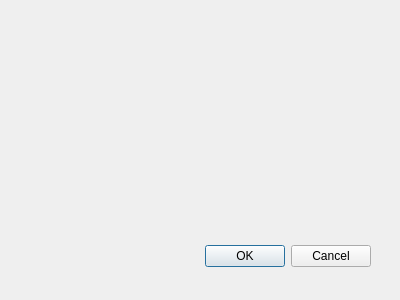
The window that dehazeimage/Ui_DeHazeImage.ui (marxt/dehaze-qgis-plugin) describes before a commit, drawn with Qt 5.
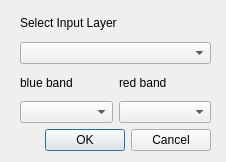
The same window after the commit.

Commit message: mean statistic, modified dialog now working

Patch:
```diff
--- a/dehazeimage/Ui_DeHazeImage.ui
+++ b/dehazeimage/Ui_DeHazeImage.ui
@@ -1,32 +1,84 @@
 <ui version="4.0" >
  <class>DeHazeImage</class>
- <widget class="QDialog" name="DeHazeImage" >
-  <property name="geometry" >
+ <widget class="QDialog" name="DeHazeImage">
+  <property name="geometry">
    <rect>
     <x>0</x>
     <y>0</y>
-    <width>400</width>
-    <height>300</height>
+    <width>226</width>
+    <height>162</height>
    </rect>
   </property>
   <property name="windowTitle" >
    <string>DeHazeImage</string>
   </property>
-  <widget class="QDialogButtonBox" name="buttonBox" >
-   <property name="geometry" >
+  <widget class="QWidget" name="">
+   <property name="geometry">
     <rect>
-     <x>30</x>
-     <y>240</y>
-     <width>341</width>
-     <height>32</height>
+     <x>20</x>
+     <y>10</y>
+     <width>191</width>
+     <height>141</height>
     </rect>
    </property>
-   <property name="orientation" >
-    <enum>Qt::Horizontal</enum>
-   </property>
-   <property name="standardButtons" >
-    <set>QDialogButtonBox::Cancel|QDialogButtonBox::Ok</set>
-   </property>
+   <layout class="QVBoxLayout" name="verticalLayout_4">
+    <item>
+     <layout class="QVBoxLayout" name="verticalLayout_3">
+      <item>
+       <widget class="QLabel" name="layerLabel">
+        <property name="text">
+         <string>Select Input Layer</string>
+        </property>
+       </widget>
+      </item>
+      <item>
+       <widget class="QComboBox" name="layerComboBox"/>
+      </item>
+     </layout>
+    </item>
+    <item>
+     <layout class="QHBoxLayout" name="horizontalLayout">
+      <item>
+       <layout class="QVBoxLayout" name="verticalLayout">
+        <item>
+         <widget class="QLabel" name="labelBlueBand">
+          <property name="text">
+           <string>blue band</string>
+          </property>
+         </widget>
+        </item>
+        <item>
+         <widget class="QComboBox" name="blueComboBox"/>
+        </item>
+       </layout>
+      </item>
+      <item>
+       <layout class="QVBoxLayout" name="verticalLayout_2">
+        <item>
+         <widget class="QLabel" name="labelRedBand">
+          <property name="text">
+           <string>red band</string>
+          </property>
+         </widget>
+        </item>
+        <item>
+         <widget class="QComboBox" name="redComboBox"/>
+        </item>
+       </layout>
+      </item>
+     </layout>
+    </item>
+    <item>
+     <widget class="QDialogButtonBox" name="buttonBox">
+      <property name="orientation">
+       <enum>Qt::Horizontal</enum>
+      </property>
+      <property name="standardButtons">
+       <set>QDialogButtonBox::Cancel|QDialogButtonBox::Ok</set>
+      </property>
+     </widget>
+    </item>
+   </layout>
   </widget>
  </widget>
  <resources/>
```
Left out of the diff: 22 changed lines with no effect on the pictures. The commit also changes 3 other files.
